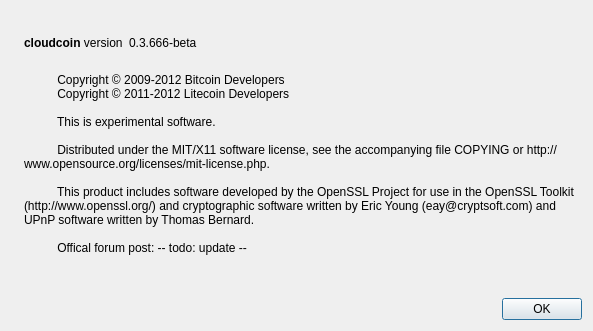
yungcloud/cloudcoin, file src/qt/forms/aboutdialog.ui: the form before one commit.
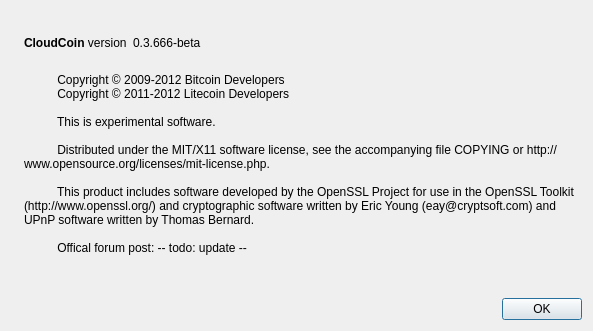
The form after the commit. Icons and pictures are not drawn.

```diff
--- a/src/qt/forms/aboutdialog.ui
+++ b/src/qt/forms/aboutdialog.ui
@@ -50,7 +50,7 @@
           <cursorShape>IBeamCursor</cursorShape>
          </property>
          <property name="text">
-          <string>&lt;b&gt;cloudcoin&lt;/b&gt; version</string>
+          <string>&lt;b&gt;CloudCoin&lt;/b&gt; version</string>
          </property>
          <property name="textInteractionFlags">
           <set>Qt::LinksAccessibleByMouse|Qt::TextSelectableByKeyboard|Qt::TextSelectableByMouse</set>
```
Left out of the diff: 2 changed lines with no effect on the pictures.
